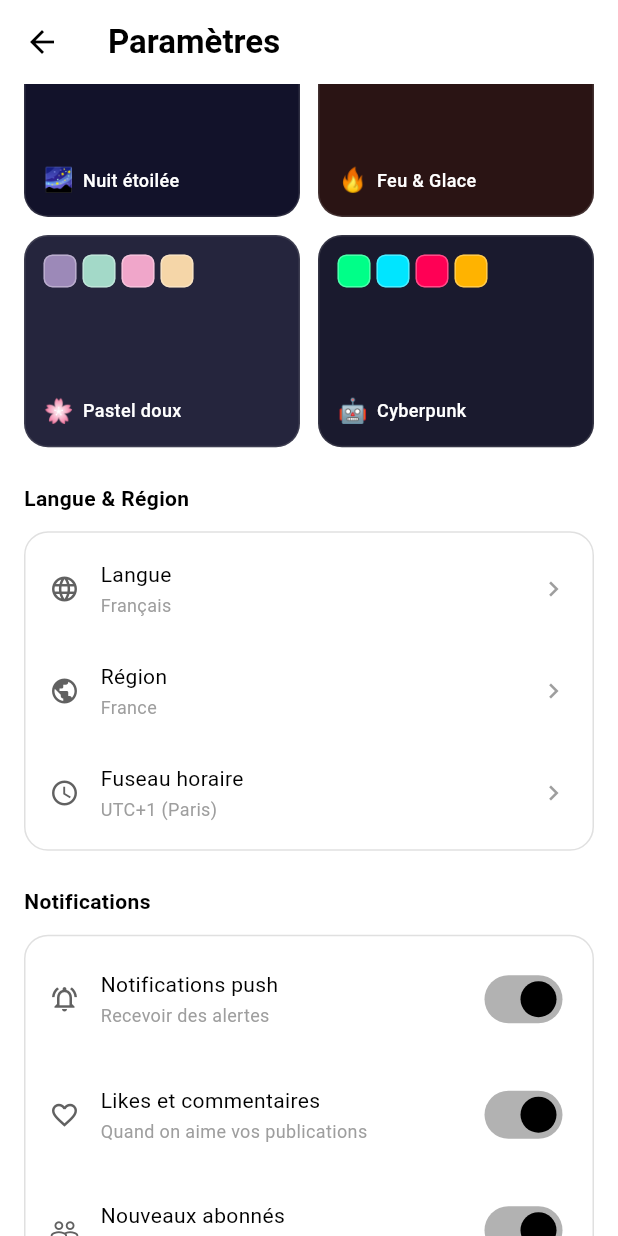
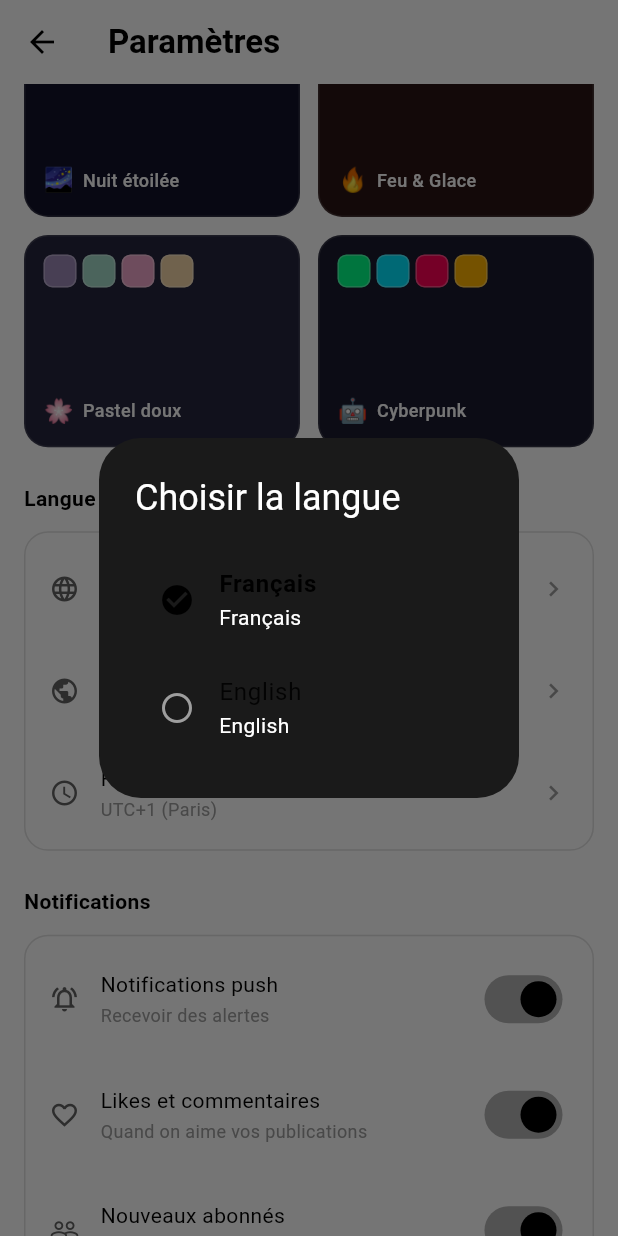
Before and after one commit to krislester900/Design-for-Artistic-Community-App, a Flutter app: the SettingsPage screen opened directly, scrolled down 576 dp, after a tap on "Langue", on a phone screen of 412 x 824 dp. Run offline on Flutter 3.47's test engine with Material 3 defaults, Android fonts, the phone set to English and light mode, and no system bars; our stand-ins replace audioplayers, file_picker, hive_flutter, image_picker, just_audio, rive and 3 more; accounts and stored records are empty.

Commit message:
Ajout service localisation FR/EN + sélecteur langue dans paramètres

```diff
--- a/arteia_flutter/lib/pages/settings_page.dart
+++ b/arteia_flutter/lib/pages/settings_page.dart
@@ -1,5 +1,6 @@
 import 'package:flutter/material.dart';
 import '../services/theme_service.dart';
+import '../services/localization_service.dart';
 
 class SettingsPage extends StatefulWidget {
   const SettingsPage({super.key});
@@ -10,6 +11,7 @@ class SettingsPage extends StatefulWidget {
 
 class _SettingsPageState extends State<SettingsPage> {
   final ThemeService _themeService = ThemeService();
+  final LocalizationService _localizationService = LocalizationService();
 
   @override
   Widget build(BuildContext context) {
@@ -22,7 +24,7 @@ class _SettingsPageState extends State<SettingsPage> {
         foregroundColor: Colors.black,
       ),
       body: ListenableBuilder(
-        listenable: _themeService,
+        listenable: Listenable.merge([_themeService, _localizationService]),
         builder: (context, _) {
           return SingleChildScrollView(
             padding: const EdgeInsets.all(16),
@@ -133,11 +135,9 @@ class _SettingsPageState extends State<SettingsPage> {
           _settingRow(
             icon: Icons.language,
             title: 'Langue',
-            subtitle: 'Français',
+            subtitle: _localizationService.languageName(_localizationService.currentLang),
             trailing: const Icon(Icons.chevron_right, size: 20, color: Colors.grey),
-            onTap: () {
-              // TODO: Language picker dialog
-            },
+            onTap: () => _showLanguagePicker(),
           ),
           const Divider(height: 1),
           _settingRow(
@@ -156,6 +156,39 @@ class _SettingsPageState extends State<SettingsPage> {
             onTap: () {},
           ),
         ],
+      ),
+    );
+  }
+
+  void _showLanguagePicker() {
+    showDialog(
+      context: context,
+      builder: (context) => AlertDialog(
+        title: const Text('Choisir la langue'),
+        content: Column(
+          mainAxisSize: MainAxisSize.min,
+          children: _localizationService.supportedLanguages.map((lang) {
+            final isSelected = _localizationService.currentLang == lang;
+            return ListTile(
+              leading: Icon(
+                isSelected ? Icons.check_circle : Icons.radio_button_unchecked,
+                color: isSelected ? Colors.black : Colors.grey,
+              ),
+              title: Text(
+                _localizationService.languageName(lang),
+                style: TextStyle(
+                  fontWeight: isSelected ? FontWeight.bold : FontWeight.normal,
+                  color: isSelected ? Colors.black : Colors.black87,
+                ),
+              ),
+              subtitle: Text(lang == 'fr' ? 'Français' : 'English'),
+              onTap: () {
+                _localizationService.setLang(lang);
+                Navigator.pop(context);
+              },
+            );
+          }).toList(),
+        ),
       ),
     );
   }
@@ -303,6 +336,8 @@ class _SettingsPageState extends State<SettingsPage> {
           _infoRow(Icons.palette, 'Palette active', '${_themeService.currentPalette.emoji} ${_themeService.currentPalette.name}'),
           const Divider(height: 1),
           _infoRow(Icons.brightness_6, 'Thème', _themeService.isDarkMode ? 'Sombre' : 'Clair'),
+          const Divider(height: 1),
+          _infoRow(Icons.language, 'Langue', _localizationService.languageName(_localizationService.currentLang)),
           const Divider(height: 1),
           _infoRow(Icons.info_outline, 'Version', '1.0.0'),
           const Divider(height: 1),
--- /dev/null
+++ b/arteia_flutter/lib/services/localization_service.dart
@@ -0,0 +1,199 @@
+import 'package:flutter/material.dart';
+import 'package:hive_flutter/hive_flutter.dart';
+
+class AppStrings {
+  static const Map<String, Map<String, String>> _localized = {
+    'fr': {
+      'app_name': 'Artéïa',
+      'app_tagline': 'Communauté artistique',
+      'home': 'Accueil',
+      'explore': 'Explorer',
+      'search': 'Rechercher',
+      'community': 'Communauté',
+      'profile': 'Profil',
+      'settings': 'Paramètres',
+      'notifications': 'Notifications',
+      'messages': 'Messages',
+      'favorites': 'Favoris',
+      'saved': 'Enregistrés',
+      'quests': 'Quêtes',
+      'trending': 'Tendances',
+      'music': 'Musique',
+      'visual_art': 'Art Visuel',
+      'manga': 'Manga',
+      'movies': 'Films',
+      'login': 'Connexion',
+      'signup': 'Inscription',
+      'publish': 'Publier',
+      'like': 'J\'aime',
+      'comment': 'Commenter',
+      'share': 'Partager',
+      'save': 'Enregistrer',
+      'follow': 'Suivre',
+      'unfollow': 'Ne plus suivre',
+      'loading': 'Chargement...',
+      'error': 'Erreur',
+      'retry': 'Réessayer',
+      'cancel': 'Annuler',
+      'confirm': 'Confirmer',
+      'offline': 'Mode hors-ligne',
+      'online': 'En ligne',
+      'dark_mode': 'Mode sombre',
+      'light_mode': 'Mode clair',
+      'language': 'Langue',
+      'region': 'Région',
+      'timezone': 'Fuseau horaire',
+      'cache': 'Cache & Stockage',
+      'privacy': 'Confidentialité',
+      'about': 'À propos',
+      'version': 'Version',
+      'developers': 'Développeurs',
+      'terms': 'Conditions d\'utilisation',
+      'privacy_policy': 'Politique de confidentialité',
+      'welcome': 'Bienvenue sur',
+      'recent_posts': 'Publications récentes',
+      'no_posts': 'Aucune publication',
+      'no_comments': 'Aucun commentaire',
+      'be_first_comment': 'Soyez le premier à commenter!',
+      'add_comment': 'Ajouter un commentaire...',
+      'login_to_comment': 'Connectez-vous pour commenter',
+      'login_to_like': 'Connectez-vous pour liker',
+      'new_publication': 'Nouvelle publication',
+      'visual_work': 'Œuvre visuelle',
+      'writing': 'Écriture',
+      'comics': 'BD / Manga',
+      'thought_bubble': 'Bulle de pensée',
+      'audio_message': 'Message audio',
+      'add_image': 'Ajouter une image',
+      'record_audio': 'Commencer l\'enregistrement',
+      'stop_recording': 'Arrêter',
+      'publish_thought': 'Publier',
+      'your_thought': 'Votre pensée',
+      'express_yourself': 'Exprimez-vous librement...',
+    },
+    'en': {
+      'app_name': 'Artéïa',
+      'app_tagline': 'Artistic Community',
+      'home': 'Home',
+      'explore': 'Explore',
+      'search': 'Search',
+      'community': 'Community',
+      'profile': 'Profile',
+      'settings': 'Settings',
+      'notifications': 'Notifications',
+      'messages': 'Messages',
+      'favorites': 'Favorites',
+      'saved': 'Saved',
+      'quests': 'Quests',
+      'trending': 'Trending',
+      'music': 'Music',
+      'visual_art': 'Visual Art',
+      'manga': 'Manga',
+      'movies': 'Movies',
+      'login': 'Login',
+      'signup': 'Sign Up',
+      'publish': 'Publish',
+      'like': 'Like',
+      'comment': 'Comment',
+      'share': 'Share',
+      'save': 'Save',
+      'follow': 'Follow',
+      'unfollow': 'Unfollow',
+      'loading': 'Loading...',
+      'error': 'Error',
+      'retry': 'Retry',
+      'cancel': 'Cancel',
+      'confirm': 'Confirm',
+      'offline': 'Offline mode',
+      'online': 'Online',
+      'dark_mode': 'Dark mode',
+      'light_mode': 'Light mode',
+      'language': 'Language',
+      'region': 'Region',
+      'timezone': 'Timezone',
+      'cache': 'Cache & Storage',
+      'privacy': 'Privacy',
+      'about': 'About',
+      'version': 'Version',
+      'developers': 'Developers',
+      'terms': 'Terms of Service',
+      'privacy_policy': 'Privacy Policy',
+      'welcome': 'Welcome to',
+      'recent_posts': 'Recent posts',
+      'no_posts': 'No posts yet',
+      'no_comments': 'No comments',
+      'be_first_comment': 'Be the first to comment!',
+      'add_comment': 'Add a comment...',
+      'login_to_comment': 'Log in to comment',
+      'login_to_like': 'Log in to like',
+      'new_publication': 'New publication',
+      'visual_work': 'Visual artwork',
+      'writing': 'Writing',
+      'comics': 'Comics / Manga',
+      'thought_bubble': 'Thought bubble',
+      'audio_message': 'Audio message',
+      'add_image': 'Add an image',
+      'record_audio': 'Start recording',
+      'stop_recording': 'Stop',
+      'publish_thought': 'Publish',
+      'your_thought': 'Your thought',
+      'express_yourself': 'Express yourself...',
+    },
+  };
+
+  static String _currentLang = 'fr';
+
+  static String get currentLang => _currentLang;
+
+  static void setLang(String lang) {
+    if (_localized.containsKey(lang)) {
+      _currentLang = lang;
+    }
+  }
+
+  static String tr(String key) {
+    return _localized[_currentLang]?[key] ?? _localized['fr']?[key] ?? key;
+  }
+
+  static List<String> get supportedLanguages => _localized.keys.toList();
+
+  static String languageName(String code) {
+    switch (code) {
+      case 'fr': return 'Français';
+      case 'en': return 'English';
+      default: return code;
+    }
+  }
+}
+
+class LocalizationService extends ChangeNotifier {
+  static const _langKey = 'app_language';
+
+  LocalizationService() {
+    _loadSavedLang();
+  }
+
+  Future<void> _loadSavedLang() async {
+    try {
+      final box = await Hive.openBox('arteia_cache');
+      final saved = box.get(_langKey, defaultValue: 'fr') as String;
+      AppStrings.setLang(saved);
+      notifyListeners();
+    } catch (_) {}
+  }
+
+  String get currentLang => AppStrings.currentLang;
+
+  void setLang(String lang) async {
+    AppStrings.setLang(lang);
+    try {
+      final box = await Hive.openBox('arteia_cache');
+      await box.put(_langKey, lang);
+    } catch (_) {}
+    notifyListeners();
+  }
+
+  List<String> get supportedLanguages => AppStrings.supportedLanguages;
+
+  String languageName(String code) => AppStrings.languageName(code);
+}
```
